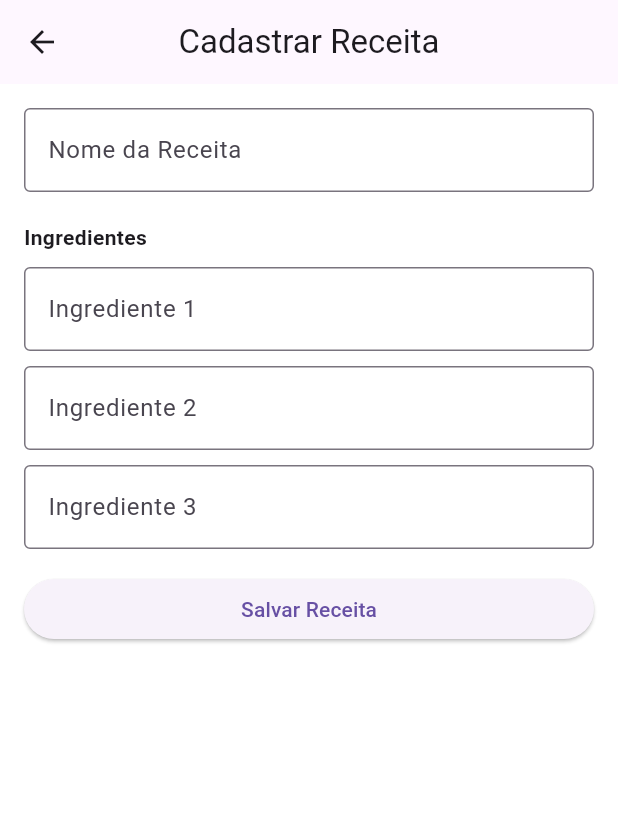
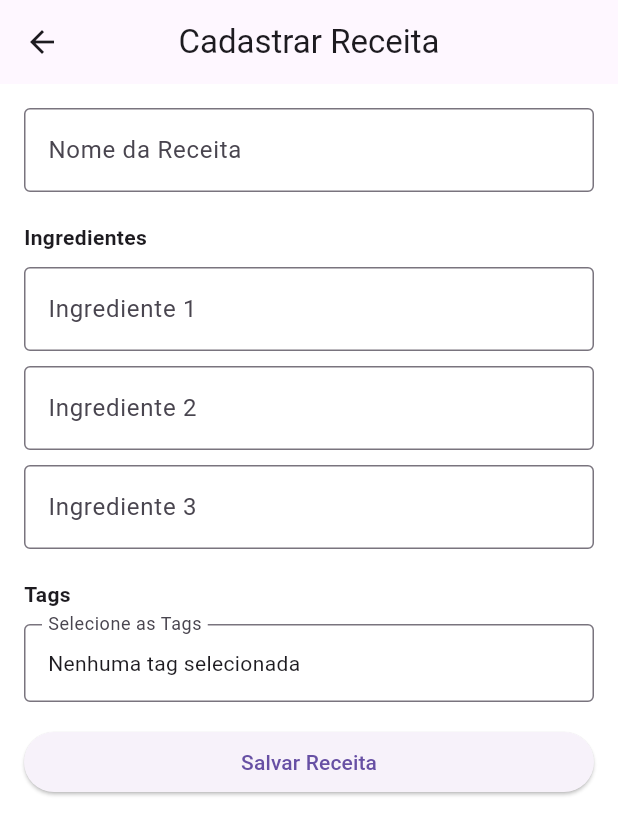
Before and after one commit to danisfon/receita, a Flutter app: the CadastrarReceita screen opened by its route, on a phone screen of 412 x 824 dp. Shown: the top 835 px of the screen. Run offline on Flutter 3.47's test engine with Material 3 defaults, Android fonts, the phone set to English and light mode, and no system bars.

Commit message:
add | dto de receita e tag

```diff
--- a/lib/configuracao/aplicativo.dart
+++ b/lib/configuracao/aplicativo.dart
@@ -2,6 +2,7 @@ import 'package:flutter/material.dart';
 import '../widget/widget_receita.dart';
 import '../widget/widget_listar_receita.dart';
 import '../widget/widget_menu.dart';
+import '../widget/widget_cadastrar_tag.dart';
 import '/configuracao/rotas.dart';
 
 //C:\Users\Aluno\Downloads\teste\flutter_application_1\lib\widget\componentes\widget.menu.dart
@@ -21,6 +22,7 @@ class Aplicativo extends StatelessWidget {
         Rotas.home: (context) => WidgetMenu(),
         Rotas.receita: (context) => CadastrarReceita(),
         Rotas.listarReceita: (context) => ListaReceitas(),
+        Rotas.cadastrarTag: (context) => CadastrarTag(),
       },
     );
   }
--- a/lib/configuracao/rotas.dart
+++ b/lib/configuracao/rotas.dart
@@ -2,4 +2,5 @@ class Rotas {
   static const home = '/';
   static const receita = '/receita';
   static const listarReceita = '/listar';
+  static const cadastrarTag = '/tag';
 }
--- a/lib/main.dart
+++ b/lib/main.dart
@@ -1,5 +1,6 @@
+
 import 'package:flutter/material.dart';
-import '/configuracao/aplicativo.dart';
+import 'configuracao/aplicativo.dart';
 
 void main() {
   runApp(const Aplicativo());
--- a/lib/widget/widget_menu.dart
+++ b/lib/widget/widget_menu.dart
@@ -38,6 +38,10 @@ class WidgetMenu extends StatelessWidget {
                 icone: Icons.assignment_rounded,
                 rotulo: 'Listar Receita',
                 rota: Rotas.listarReceita),
+            criarMenu(
+                icone: Icons.label_outline,
+                rotulo: 'Cadastrar Tag',
+                rota: Rotas.cadastrarTag),
           ],
         ),
       ),
--- a/lib/widget/widget_receita.dart
+++ b/lib/widget/widget_receita.dart
@@ -14,6 +14,61 @@ class _CadastrarReceitaState extends State<CadastrarReceita> {
   String _ingrediente2 = '';
   String _ingrediente3 = '';
 
+  final List<String> _tagsDisponiveis = [
+    'Doce',
+    'Salgado',
+    'Fitness',
+    'Vegetariana',
+    'Vegana',
+    'Rápida',
+    'Low Carb',
+  ];
+
+  final List<String> _tagsSelecionadas = [];
+
+  void _mostrarSelecaoDeTags() {
+    showDialog(
+      context: context,
+      builder: (context) {
+        List<String> selecionadasTemp = List.from(_tagsSelecionadas);
+        return AlertDialog(
+          title: Text('Selecionar Tags'),
+          content: SingleChildScrollView(
+            child: Column(
+              children: _tagsDisponiveis.map((tag) {
+                return CheckboxListTile(
+                  value: selecionadasTemp.contains(tag),
+                  title: Text(tag),
+                  onChanged: (bool? valor) {
+                    setState(() {
+                      if (valor == true) {
+                        selecionadasTemp.add(tag);
+                      } else {
+                        selecionadasTemp.remove(tag);
+                      }
+                    });
+                  },
+                );
+              }).toList(),
+            ),
+          ),
+          actions: [
+            TextButton(
+              onPressed: () {
+                setState(() {
+                  _tagsSelecionadas.clear();
+                  _tagsSelecionadas.addAll(selecionadasTemp);
+                });
+                Navigator.of(context).pop();
+              },
+              child: Text('Confirmar'),
+            ),
+          ],
+        );
+      },
+    );
+  }
+
   @override
   Widget build(BuildContext context) {
     return Scaffold(
@@ -29,7 +84,7 @@ class _CadastrarReceitaState extends State<CadastrarReceita> {
           children: [
             TextFormField(
               controller: _campoNomeReceita,
-              decoration: InputDecoration(
+              decoration: const InputDecoration(
                 labelText: 'Nome da Receita',
                 border: OutlineInputBorder(),
               ),
@@ -47,7 +102,7 @@ class _CadastrarReceitaState extends State<CadastrarReceita> {
             Text('Ingredientes', style: TextStyle(fontWeight: FontWeight.bold)),
             const SizedBox(height: 10),
             TextFormField(
-              decoration: InputDecoration(
+              decoration: const InputDecoration(
                 labelText: 'Ingrediente 1',
                 border: OutlineInputBorder(),
               ),
@@ -63,7 +118,7 @@ class _CadastrarReceitaState extends State<CadastrarReceita> {
             ),
             const SizedBox(height: 10),
             TextFormField(
-              decoration: InputDecoration(
+              decoration: const InputDecoration(
                 labelText: 'Ingrediente 2',
                 border: OutlineInputBorder(),
               ),
@@ -79,7 +134,7 @@ class _CadastrarReceitaState extends State<CadastrarReceita> {
             ),
             const SizedBox(height: 10),
             TextFormField(
-              decoration: InputDecoration(
+              decoration: const InputDecoration(
                 labelText: 'Ingrediente 3',
                 border: OutlineInputBorder(),
               ),
@@ -94,6 +149,26 @@ class _CadastrarReceitaState extends State<CadastrarReceita> {
               },
             ),
             const SizedBox(height: 20),
+            Text('Tags', style: TextStyle(fontWeight: FontWeight.bold)),
+            const SizedBox(height: 10),
+            InkWell(
+              onTap: _mostrarSelecaoDeTags,
+              child: InputDecorator(
+                decoration: InputDecoration(
+                  labelText: 'Selecione as Tags',
+                  border: OutlineInputBorder(),
+                ),
+                child: Wrap(
+                  spacing: 8,
+                  children: _tagsSelecionadas.isEmpty
+                      ? [Text('Nenhuma tag selecionada')]
+                      : _tagsSelecionadas
+                          .map((tag) => Chip(label: Text(tag)))
+                          .toList(),
+                ),
+              ),
+            ),
+            const SizedBox(height: 20),
             SizedBox(
               width: 150,
               height: 40,
@@ -104,13 +179,19 @@ class _CadastrarReceitaState extends State<CadastrarReceita> {
                     _campoNomeReceita.clear();
 
                     ScaffoldMessenger.of(context).showSnackBar(
-                      SnackBar(content: Text('Receita salva com sucesso!')),
+
+                      SnackBar(
+                        content: Text(
+                          'Receita salva com sucesso!\nTags: ${_tagsSelecionadas.join(', ')}',
+                        ),
+                      ),
                     );
 
                     setState(() {
                       _ingrediente1 = '';
                       _ingrediente2 = '';
                       _ingrediente3 = '';
+                      _tagsSelecionadas.clear();
                     });
                   }
                 },
```
Also changed, not shown: lib/dto/dto_receita.dart (added, +13 -0 lines), lib/dto/dto_tag.dart (added, +9 -0 lines), lib/widget/widget_cadastrar_tag.dart (added, +48 -0 lines).
